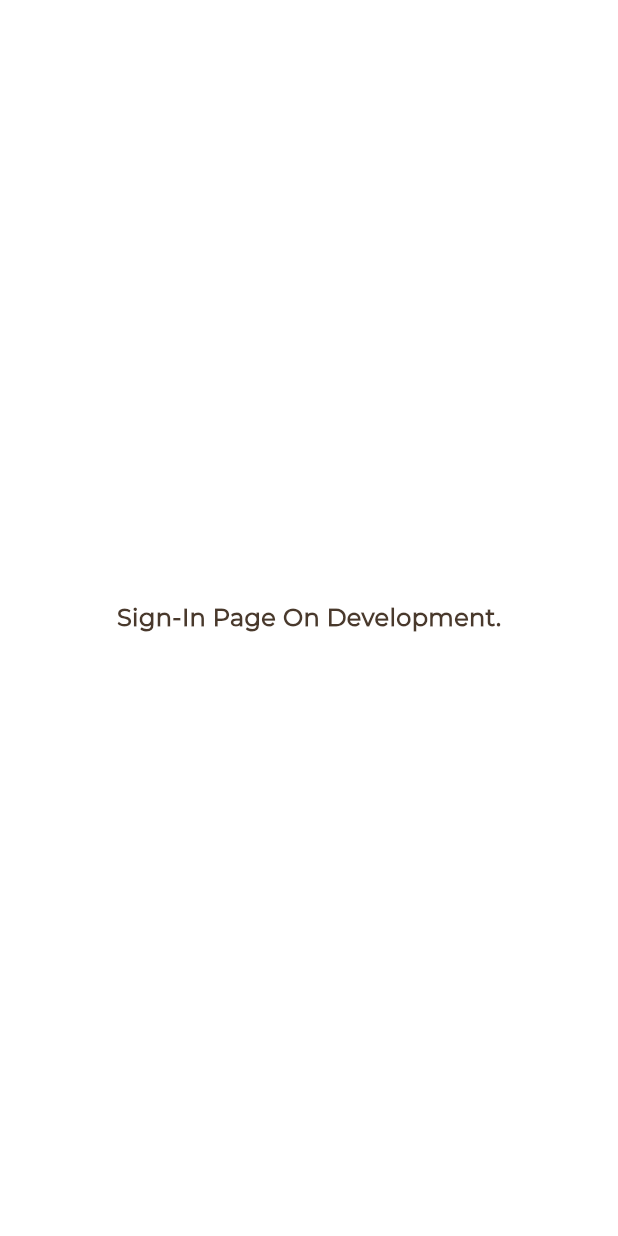
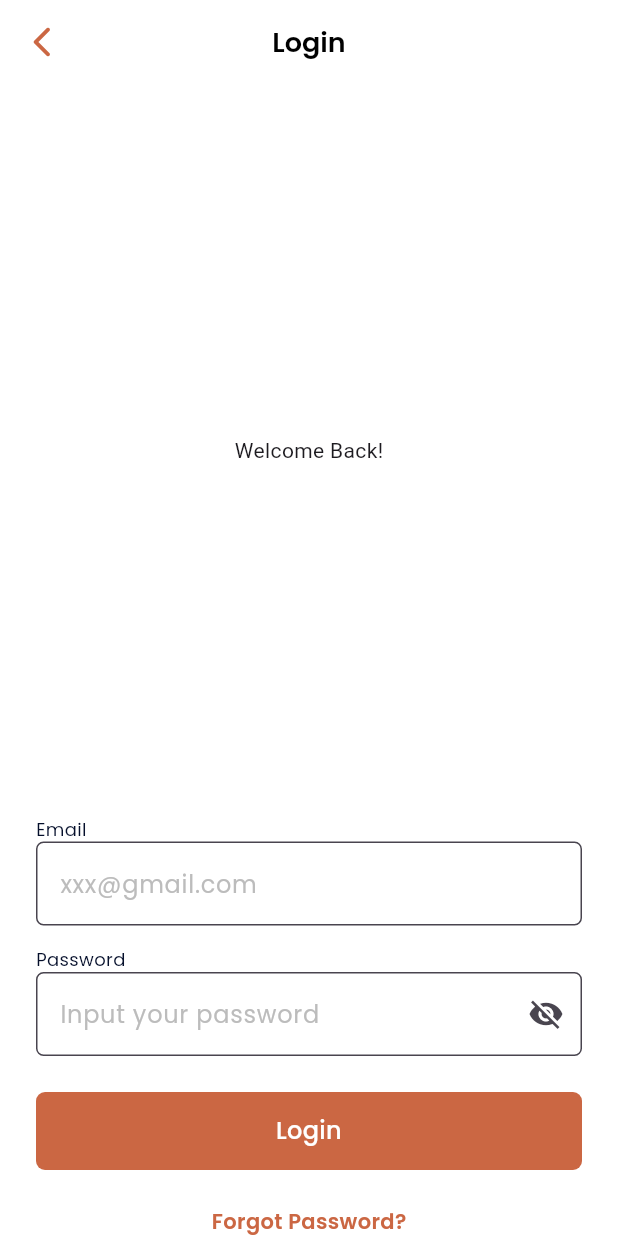
Before and after one commit to karehaa/eco-style, a Flutter app: the screen it shows after launch, after a tap on "Skip", on a phone screen of 412 x 824 dp. Run offline on Flutter 3.47's test engine with Material 3 defaults, Android fonts, the phone set to English and light mode, and no system bars.

Commit message:
Sign-In Page Progress

```diff
--- a/lib/pages/onboarding/onboarding1.dart
+++ b/lib/pages/onboarding/onboarding1.dart
@@ -1,7 +1,8 @@
 import 'package:eco_style/pages/onboarding/onboarding2.dart';
 import 'package:eco_style/pages/registration/sign_in.dart';
 import 'package:eco_style/themes/color_pallete.dart';
-import 'package:eco_style/widgets/onboarding_button.dart';
+import 'package:eco_style/widgets/multi_purpose_button.dart';
+import 'package:eco_style/widgets/transparent_button.dart';
 import 'package:flutter/material.dart';
 
 class Onboarding1 extends StatelessWidget {
@@ -49,24 +50,16 @@ class Onboarding1 extends StatelessWidget {
                   Container(
                     width: double.infinity,
                     padding: const EdgeInsets.only(right: 28),
-                    child: Row(
+                    child: const Row(
                       mainAxisAlignment: MainAxisAlignment.end,
                       children: [
-                        GestureDetector(
-                          onTap: () => Navigator.push(
-                              context,
-                              MaterialPageRoute(
-                                  builder: (context) => const SignIn())),
-                          child: const Text(
-                            "Skip",
-                            style: TextStyle(
-                              color: ColorPallete.white,
-                              fontSize: 14,
-                              fontWeight: FontWeight.w400,
-                              fontFamily: 'Poppins',
-                            ),
-                          ),
-                        )
+                        TransparentButton(
+                          buttonText: "Skip",
+                          color: ColorPallete.white,
+                          fontSize: 14,
+                          fontWeight: FontWeight.w400,
+                          routeDestination: SignIn(),
+                        ),
                       ],
                     ),
                   ),
@@ -108,8 +101,9 @@ class Onboarding1 extends StatelessWidget {
                   const SizedBox(
                     height: 40,
                   ),
-                  const OnboardingButton(
+                  const MultiPurposeButton(
                     buttonText: "Continue",
+                    buttonHeight: 50,
                     routeDestination: Onboarding2(),
                   ),
                 ],
--- a/lib/pages/onboarding/onboarding2.dart
+++ b/lib/pages/onboarding/onboarding2.dart
@@ -1,7 +1,8 @@
 import 'package:eco_style/pages/onboarding/onboarding3.dart';
 import 'package:eco_style/pages/registration/sign_in.dart';
 import 'package:eco_style/themes/color_pallete.dart';
-import 'package:eco_style/widgets/onboarding_button.dart';
+import 'package:eco_style/widgets/multi_purpose_button.dart';
+import 'package:eco_style/widgets/transparent_button.dart';
 import 'package:flutter/material.dart';
 
 class Onboarding2 extends StatelessWidget {
@@ -49,24 +50,16 @@ class Onboarding2 extends StatelessWidget {
                   Container(
                     width: double.infinity,
                     padding: const EdgeInsets.only(right: 28),
-                    child: Row(
+                    child: const Row(
                       mainAxisAlignment: MainAxisAlignment.end,
                       children: [
-                        GestureDetector(
-                          onTap: () => Navigator.push(
-                              context,
-                              MaterialPageRoute(
-                                  builder: (context) => const SignIn())),
-                          child: const Text(
-                            "Skip",
-                            style: TextStyle(
-                              color: ColorPallete.white,
-                              fontSize: 14,
-                              fontWeight: FontWeight.w400,
-                              fontFamily: 'Poppins',
-                            ),
-                          ),
-                        )
+                        TransparentButton(
+                          buttonText: "Skip",
+                          color: ColorPallete.white,
+                          fontSize: 14,
+                          fontWeight: FontWeight.w400,
+                          routeDestination: SignIn(),
+                        ),
                       ],
                     ),
                   ),
@@ -108,8 +101,9 @@ class Onboarding2 extends StatelessWidget {
                   const SizedBox(
                     height: 40,
                   ),
-                  const OnboardingButton(
+                  const MultiPurposeButton(
                     buttonText: "Continue",
+                    buttonHeight: 50,
                     routeDestination: Onboarding3(),
                   ),
                 ],
--- a/lib/pages/onboarding/onboarding3.dart
+++ b/lib/pages/onboarding/onboarding3.dart
@@ -1,6 +1,7 @@
 import 'package:eco_style/pages/registration/sign_in.dart';
 import 'package:eco_style/themes/color_pallete.dart';
-import 'package:eco_style/widgets/onboarding_button.dart';
+import 'package:eco_style/widgets/multi_purpose_button.dart';
+import 'package:eco_style/widgets/transparent_button.dart';
 import 'package:flutter/material.dart';
 
 class Onboarding3 extends StatelessWidget {
@@ -48,24 +49,16 @@ class Onboarding3 extends StatelessWidget {
                   Container(
                     width: double.infinity,
                     padding: const EdgeInsets.only(right: 28),
-                    child: Row(
+                    child: const Row(
                       mainAxisAlignment: MainAxisAlignment.end,
                       children: [
-                        GestureDetector(
-                          onTap: () => Navigator.push(
-                              context,
-                              MaterialPageRoute(
-                                  builder: (context) => const SignIn())),
-                          child: const Text(
-                            "Skip",
-                            style: TextStyle(
-                              color: ColorPallete.white,
-                              fontSize: 14,
-                              fontWeight: FontWeight.w400,
-                              fontFamily: 'Poppins',
-                            ),
-                          ),
-                        )
+                        TransparentButton(
+                          buttonText: "Skip",
+                          color: ColorPallete.white,
+                          fontSize: 14,
+                          fontWeight: FontWeight.w400,
+                          routeDestination: SignIn(),
+                        ),
                       ],
                     ),
                   ),
@@ -107,8 +100,9 @@ class Onboarding3 extends StatelessWidget {
                   const SizedBox(
                     height: 40,
                   ),
-                  const OnboardingButton(
+                  const MultiPurposeButton(
                     buttonText: "Continue",
+                    buttonHeight: 50,
                     routeDestination: SignIn(),
                   ),
                 ],
--- a/lib/pages/registration/sign_in.dart
+++ b/lib/pages/registration/sign_in.dart
@@ -1,21 +1,105 @@
 import 'package:eco_style/themes/color_pallete.dart';
+import 'package:eco_style/widgets/multi_purpose_button.dart';
+import 'package:eco_style/widgets/non_visible_field.dart';
+import 'package:eco_style/widgets/transparent_button.dart';
+import 'package:eco_style/widgets/visible_field.dart';
 import 'package:flutter/material.dart';
 
-class SignIn extends StatelessWidget {
+class SignIn extends StatefulWidget {
   const SignIn({super.key});
 
   @override
+  State<SignIn> createState() => _SignIn();
+}
+
+class _SignIn extends State<SignIn> {
+  bool passwordIsShown = false;
+
+  @override
   Widget build(BuildContext context) {
-    return const Scaffold(
+    return Scaffold(
       backgroundColor: ColorPallete.white,
-      body: Center(
-        child: Text(
-          "Sign-In Page On Development.",
+      appBar: AppBar(
+        backgroundColor: Colors.transparent,
+        elevation: 0,
+        leading: IconButton(
+          onPressed: () {},
+          icon: const Icon(Icons.arrow_back_ios_new_rounded),
+          color: ColorPallete.terracota,
+        ),
+        title: const Text(
+          "Login",
           style: TextStyle(
-              color: ColorPallete.darkBrown,
-              fontSize: 16,
-              fontWeight: FontWeight.w800,
-              fontFamily: 'Montserrat'),
+            color: ColorPallete.black,
+            fontSize: 18,
+            fontWeight: FontWeight.w600,
+            fontFamily: 'Poppins',
+          ),
+        ),
+        centerTitle: true,
+      ),
+      body: SafeArea(
+        child: Container(
+          width: double.infinity,
+          padding: const EdgeInsets.symmetric(horizontal: 24),
+          child: const Column(
+            children: [
+              Spacer(),
+              Text("Welcome Back!"),
+              Spacer(),
+              Align(
+                alignment: Alignment.centerLeft,
+                child: Text(
+                  "Email",
+                  style: TextStyle(
+                    color: ColorPallete.darkBlue,
+                    fontSize: 12,
+                    fontWeight: FontWeight.w400,
+                    fontFamily: 'Poppins',
+                  ),
+                ),
+              ),
+              VisibleField(
+                labelText: "xxx@gmail.com",
+              ),
+              SizedBox(
+                height: 14,
+              ),
+              Align(
+                alignment: Alignment.centerLeft,
+                child: Text(
+                  "Password",
+                  style: TextStyle(
+                    color: ColorPallete.darkBlue,
+                    fontSize: 12,
+                    fontWeight: FontWeight.w400,
+                    fontFamily: 'Poppins',
+                  ),
+                ),
+              ),
+              NonVisibleField(
+                labelText: "Input your password",
+              ),
+              SizedBox(
+                height: 24,
+              ),
+              MultiPurposeButton(
+                buttonText: "Login",
+                buttonHeight: 52,
+                routeDestination: SignIn(),
+              ),
+              SizedBox(
+                height: 24,
+              ),
+              TransparentButton(
+                buttonText: "Forgot Password?",
+                color: ColorPallete.terracota,
+                fontSize: 14,
+                fontWeight: FontWeight.w600,
+                routeDestination: SignIn(),
+              )
+            ],
+          ),
         ),
       ),
     );
--- a/lib/themes/color_pallete.dart
+++ b/lib/themes/color_pallete.dart
@@ -3,8 +3,10 @@ import 'package:flutter/material.dart';
 class ColorPallete {
   static const Color white = Color.fromARGB(255, 255, 255, 255);
   static const Color black = Color.fromARGB(255, 0, 0, 0);
+  static const Color grey = Color.fromARGB(255, 188, 188, 188);
   static const Color lightCream = Color.fromARGB(255, 246, 242, 235);
   static const Color darkBrown = Color.fromARGB(255, 73, 57, 44);
   static const Color cream = Color.fromARGB(255, 200, 185, 126);
   static const Color terracota = Color.fromARGB(255, 203, 103, 67);
+  static const Color darkBlue = Color.fromARGB(255, 5, 15, 43);
 }
--- a/lib/widgets/onboarding_button.dart
+++ b/lib/widgets/multi_purpose_button.dart
@@ -1,14 +1,16 @@
 import 'package:eco_style/themes/color_pallete.dart';
 import 'package:flutter/material.dart';
 
-class OnboardingButton extends StatelessWidget {
-  const OnboardingButton({
+class MultiPurposeButton extends StatelessWidget {
+  const MultiPurposeButton({
     super.key,
     required this.buttonText,
+    required this.buttonHeight,
     required this.routeDestination,
   });
 
   final String buttonText;
+  final double buttonHeight;
   final Widget routeDestination;
 
   @override
@@ -17,8 +19,8 @@ class OnboardingButton extends StatelessWidget {
       onTap: () => Navigator.push(
           context, MaterialPageRoute(builder: (context) => routeDestination)),
       child: Container(
-        width: 362,
-        height: 50,
+        width: double.infinity,
+        height: buttonHeight,
         decoration: BoxDecoration(
             color: ColorPallete.terracota,
             borderRadius: BorderRadius.circular(6)),
--- /dev/null
+++ b/lib/widgets/non_visible_field.dart
@@ -0,0 +1,56 @@
+import 'package:flutter/material.dart';
+import 'package:eco_style/themes/color_pallete.dart';
+
+class NonVisibleField extends StatefulWidget {
+  const NonVisibleField({super.key, required this.labelText});
+
+  final String labelText;
+
+  @override
+  State<NonVisibleField> createState() => _NonVisibleFieldState();
+}
+
+class _NonVisibleFieldState extends State<NonVisibleField> {
+  bool passwordIsShown = false;
+  @override
+  Widget build(BuildContext context) {
+    return TextField(
+      obscureText: !passwordIsShown,
+      obscuringCharacter: '⬤',
+      decoration: InputDecoration(
+        floatingLabelBehavior: FloatingLabelBehavior.never,
+        labelText: widget.labelText,
+        labelStyle: const TextStyle(
+          color: ColorPallete.grey,
+          fontSize: 16,
+          fontWeight: FontWeight.w400,
+          fontFamily: 'Poppins',
+        ),
+        filled: true,
+        fillColor: ColorPallete.white,
+        border: OutlineInputBorder(
+          borderRadius: BorderRadius.circular(5),
+          borderSide: const BorderSide(
+            color: ColorPallete.black,
+            width: 1,
+          ),
+        ),
+        suffixIcon: IconButton(
+          onPressed: () {
+            setState(() {
+              passwordIsShown = !passwordIsShown;
+            });
+          },
+          icon: passwordIsShown
+              ? const Icon(
+                  Icons.visibility,
+                )
+              : const Icon(
+                  Icons.visibility_off,
+                ),
+        ),
+      ),
+      style: const TextStyle(letterSpacing: 2),
+    );
+  }
+}
--- /dev/null
+++ b/lib/widgets/transparent_button.dart
@@ -0,0 +1,36 @@
+import 'package:flutter/material.dart';
+import 'package:eco_style/themes/color_pallete.dart';
+
+class TransparentButton extends StatelessWidget {
+  const TransparentButton({
+    super.key,
+    required this.buttonText,
+    required this.fontSize,
+    required this.fontWeight,
+    required this.color,
+    required this.routeDestination,
+  });
+
+  final String buttonText;
+  final double fontSize;
+  final FontWeight fontWeight;
+  final Color color;
+  final Widget routeDestination;
+
+  @override
+  Widget build(BuildContext context) {
+    return GestureDetector(
+      onTap: () => Navigator.push(
+          context, MaterialPageRoute(builder: (context) => routeDestination)),
+      child: Text(
+        buttonText,
+        style: TextStyle(
+          color: color,
+          fontSize: fontSize,
+          fontWeight: fontWeight,
+          fontFamily: 'Poppins',
+        ),
+      ),
+    );
+  }
+}
--- /dev/null
+++ b/lib/widgets/visible_field.dart
@@ -0,0 +1,38 @@
+import 'package:flutter/material.dart';
+import 'package:eco_style/themes/color_pallete.dart';
+
+class VisibleField extends StatefulWidget {
+  const VisibleField({super.key, required this.labelText});
+
+  final String labelText;
+
+  @override
+  State<VisibleField> createState() => _VisibleFieldState();
+}
+
+class _VisibleFieldState extends State<VisibleField> {
+  @override
+  Widget build(BuildContext context) {
+    return TextField(
+      decoration: InputDecoration(
+        floatingLabelBehavior: FloatingLabelBehavior.never,
+        labelText: widget.labelText,
+        labelStyle: const TextStyle(
+          color: ColorPallete.grey,
+          fontSize: 16,
+          fontWeight: FontWeight.w400,
+          fontFamily: 'Poppins',
+        ),
+        filled: true,
+        fillColor: ColorPallete.white,
+        border: OutlineInputBorder(
+          borderRadius: BorderRadius.circular(5),
+          borderSide: const BorderSide(
+            color: ColorPallete.black,
+            width: 1,
+          ),
+        ),
+      ),
+    );
+  }
+}
```
